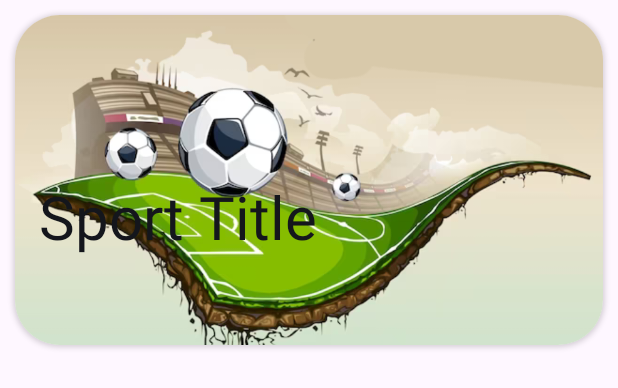
After one commit to Kharka25/multi_apps, an Android app: the layout sport_item_card.xml on its own in the app's theme, with its tools: preview values and no code run, on a phone screen of 412 x 824 dp. The commit adds this screen. Shown: the top 388 px of the screen. Run offline under Robolectric (Android 15) with nearby library versions, the phone set to English and light mode, and no system bars.

Commit message:
wrap up sports app

```diff
--- a/app/src/main/res/layout/activity_home.xml
+++ b/app/src/main/res/layout/activity_home.xml
@@ -54,7 +54,7 @@
         android:layout_width="wrap_content"
         android:layout_height="wrap_content"
         android:layout_marginTop="52dp"
-        android:text="@string/grocerys_button_text"
+        android:text="@string/grocery_button_text"
         android:textSize="24sp"
         app:cornerRadius="12dp"
         app:layout_constraintEnd_toEndOf="@+id/homeHeader"
--- /dev/null
+++ b/app/src/main/res/layout/sport_item_card.xml
@@ -0,0 +1,45 @@
+<?xml version="1.0" encoding="utf-8"?>
+<androidx.cardview.widget.CardView xmlns:android="http://schemas.android.com/apk/res/android"
+    xmlns:app="http://schemas.android.com/apk/res-auto"
+    xmlns:tools="http://schemas.android.com/tools"
+    android:layout_width="match_parent"
+    android:layout_height="220dp"
+    android:elevation="20dp"
+    android:layout_margin="10dp"
+    app:cardCornerRadius="30dp">
+
+    <androidx.constraintlayout.widget.ConstraintLayout
+        android:layout_width="match_parent"
+        android:layout_height="match_parent">
+
+        <ImageView
+            android:id="@+id/sportCardImage"
+            android:layout_width="match_parent"
+            android:layout_height="0dp"
+            android:contentDescription="@string/sport_image"
+            android:scaleType="centerCrop"
+            android:src="@drawable/football"
+            app:layout_constraintBottom_toBottomOf="parent"
+            app:layout_constraintEnd_toEndOf="parent"
+            app:layout_constraintStart_toStartOf="parent"
+            app:layout_constraintTop_toTopOf="parent" />
+
+        <TextView
+            android:id="@+id/sportCardText"
+            android:layout_width="0dp"
+            android:layout_height="wrap_content"
+            android:layout_marginStart="16dp"
+            android:layout_marginEnd="16dp"
+            android:text="@string/sport_card_title"
+            android:textColor="@color/PRIMARY_BLACK"
+            android:textSize="40sp"
+            app:layout_constraintBottom_toBottomOf="parent"
+            app:layout_constraintEnd_toEndOf="parent"
+            app:layout_constraintHorizontal_bias="1.0"
+            app:layout_constraintStart_toStartOf="parent"
+            app:layout_constraintTop_toTopOf="parent"
+            app:layout_constraintVertical_bias="0.646" />
+
+    </androidx.constraintlayout.widget.ConstraintLayout>
+
+</androidx.cardview.widget.CardView>
--- a/app/src/main/res/values/strings.xml
+++ b/app/src/main/res/values/strings.xml
@@ -9,11 +9,14 @@
     <string name="planet_name">Planet Name</string>
     <string name="moon_count">0 Moon</string>
     <string name="grocery_app_header">Welcome to Grocery Store</string>
-    <string name="grocerys_button_text">Grocerys</string>
+    <string name="grocery_button_text">Grocery</string>
     <string name="grocery_product_name">Product Name</string>
     <string name="product_name">Product Name</string>
     <string name="product_description">Product Description</string>
     <string name="list_header_image">List Header Image</string>
     <string name="sports_button_text">Sports</string>
     <string name="sports_app_header_text">Sports Application</string>
+    <string name="sports_header_image">Sports Header Image</string>
+    <string name="sport_image">Sport Image</string>
+    <string name="sport_card_title">Sport Title</string>
 </resources>
```
Also changed, not shown: app/src/main/java/com/example/multiapps/sports/Sport.java (added, +27 -0 lines), app/src/main/java/com/example/multiapps/sports/SportAdapter.java (added, +52 -0 lines), app/src/main/java/com/example/multiapps/sports/SportsActivity.java (+21 -8 lines), app/src/main/res/layout/activity_sports.xml (+21 -10 lines), app/src/main/res/drawable/basketball.png (added), app/src/main/res/drawable/football.png (added), app/src/main/res/drawable/ping.png (added), app/src/main/res/drawable/tennis.png (added), app/src/main/res/drawable/volley.png (added), 1 other file.
